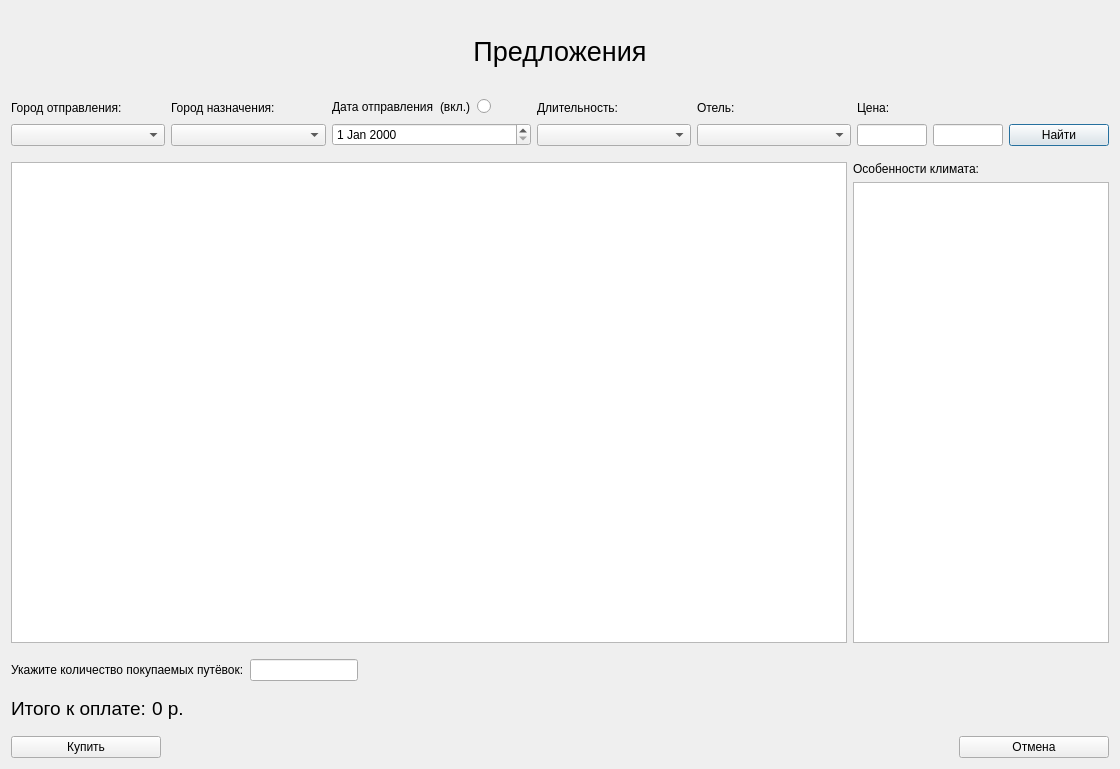
First picture: the form in gui/ticketpurchasewindow.ui, repository rkv04/test, before the edit.
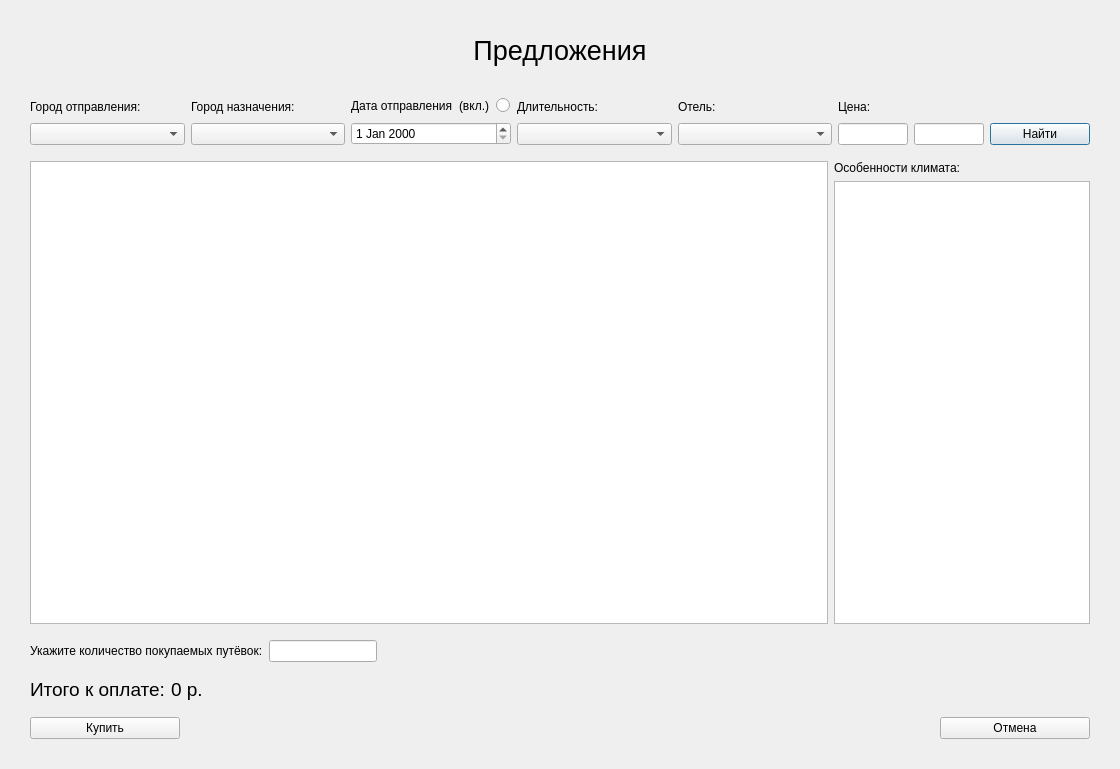
Second picture: the form after the edit.

The edit to the form file:
```diff
--- a/gui/ticketpurchasewindow.ui
+++ b/gui/ticketpurchasewindow.ui
@@ -14,6 +14,18 @@
    <string>Dialog</string>
   </property>
   <layout class="QVBoxLayout" name="verticalLayout_3">
+   <property name="leftMargin">
+    <number>30</number>
+   </property>
+   <property name="topMargin">
+    <number>10</number>
+   </property>
+   <property name="rightMargin">
+    <number>30</number>
+   </property>
+   <property name="bottomMargin">
+    <number>30</number>
+   </property>
    <item>
     <widget class="QLabel" name="label">
      <property name="minimumSize">
@@ -127,7 +139,20 @@
           </layout>
          </item>
          <item>
-          <widget class="QDateEdit" name="departureDateEdit"/>
+          <widget class="QDateEdit" name="departureDateEdit">
+           <property name="sizePolicy">
+            <sizepolicy hsizetype="Minimum" vsizetype="Fixed">
+             <horstretch>0</horstretch>
+             <verstretch>0</verstretch>
+            </sizepolicy>
+           </property>
+           <property name="maximumSize">
+            <size>
+             <width>160</width>
+             <height>16777215</height>
+            </size>
+           </property>
+          </widget>
          </item>
         </layout>
        </item>
```
Left out of the diff: 12 changed lines with no effect on the pictures.
